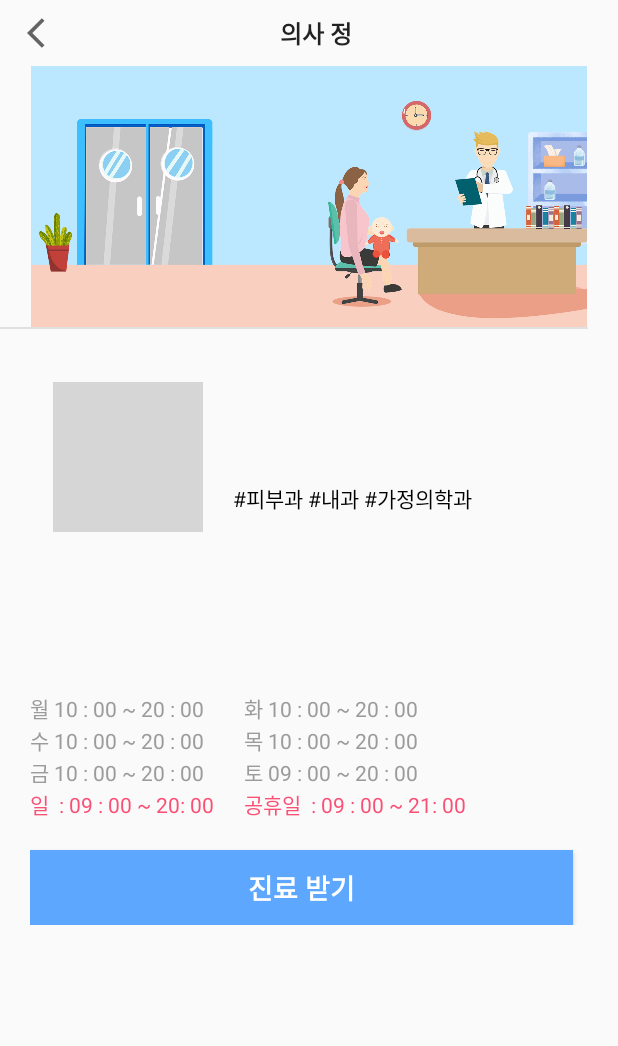
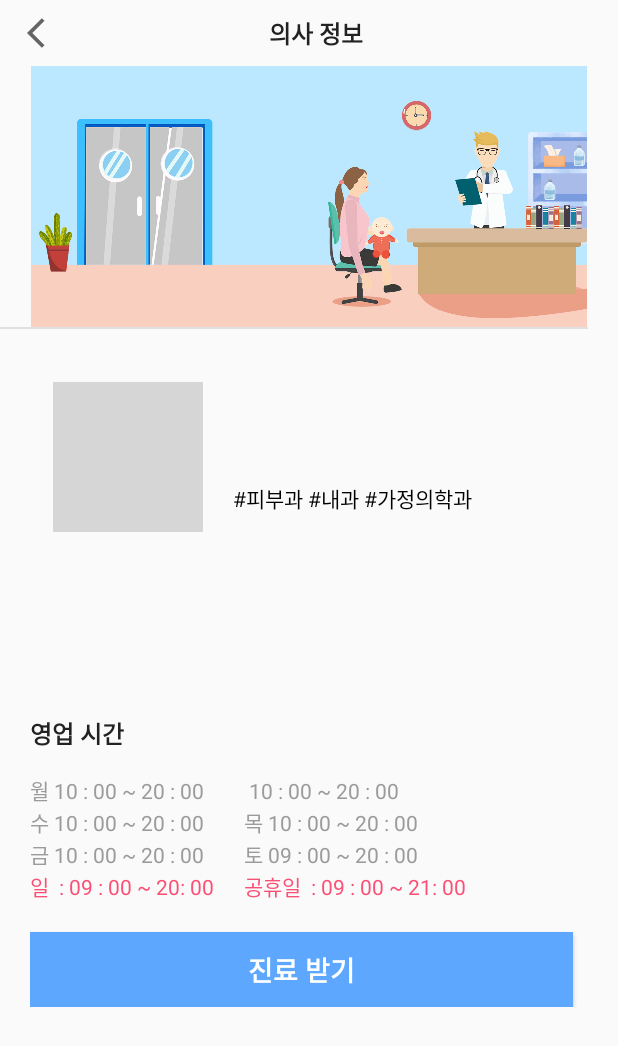
Before and after one commit to sminju98/Alicorn, an Android app: the DoctorActivity screen opened directly, with no data from a screen before it, on a phone screen of 412 x 824 dp. Shown: the top 1046 px of the screen. Run offline under Robolectric (Android 15) with nearby library versions, the phone set to English and light mode, and no system bars; our stand-ins replace CircleImageView, Firebase (no records; nobody signed in at launch, a user with empty details on screens opened directly); pictures from the network do not load; grey boxes are pictures that could not be loaded.

Commit message:
레이아웃

```diff
--- a/app/src/main/res/layout/activity_doctor.xml
+++ b/app/src/main/res/layout/activity_doctor.xml
@@ -32,7 +32,7 @@
                 android:layout_gravity="center"
                 android:fontFamily="sans-serif"
                 android:lineSpacingExtra="7sp"
-                android:text="의사 정"
+                android:text="의사 정보"
                 android:textColor="#222222"
                 android:textSize="16sp"
                 android:textStyle="bold" />
@@ -149,6 +149,17 @@
                 android:textSize="14sp"
                 android:textStyle="normal" />
 
+            <TextView
+                android:layout_width="wrap_content"
+                android:layout_height="wrap_content"
+                android:fontFamily="sans-serif"
+                android:lineSpacingExtra="7sp"
+                android:layout_marginVertical="15dp"
+                android:text="영업 시간"
+                android:textColor="#222222"
+                android:textSize="16sp"
+                android:textStyle="bold" />
+
             <GridLayout
                 android:layout_width="match_parent"
                 android:layout_height="wrap_content"
@@ -172,7 +183,7 @@
                     android:textStyle="normal"
                     android:textSize="14sp"
                     android:textColor="#9b9b9b"
-                    android:text="화 10 : 00 ~ 20 : 00"/>
+                    android:text=" 10 : 00 ~ 20 : 00"/>
 
                 <TextView
                     android:layout_width="wrap_content"
```
